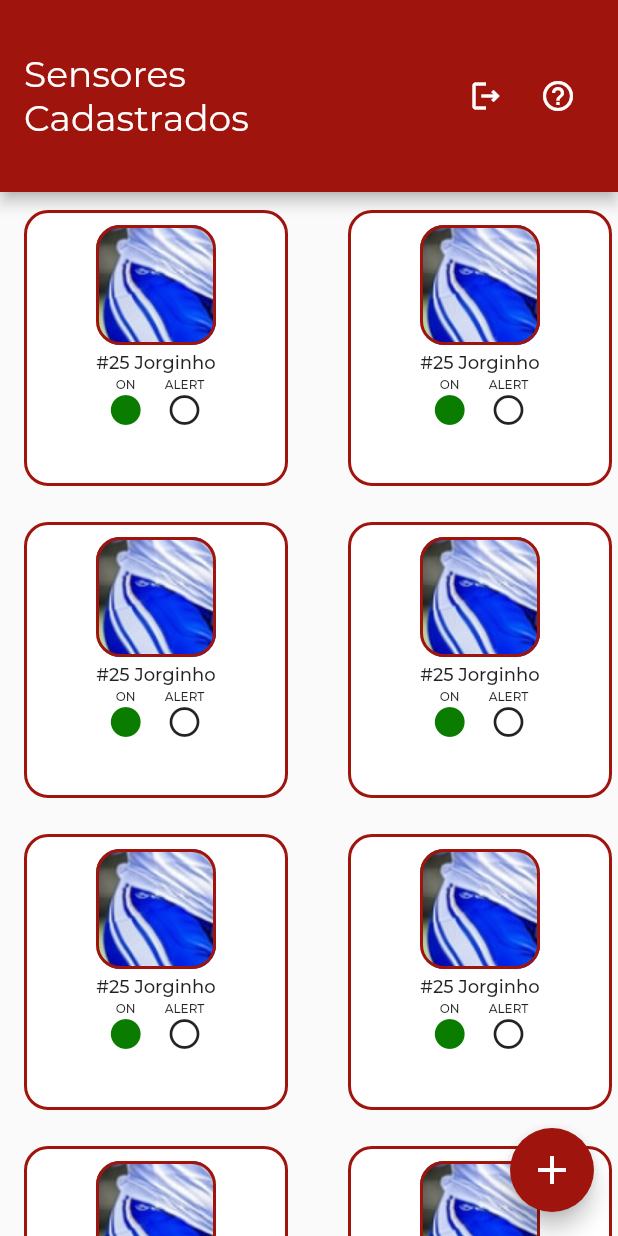
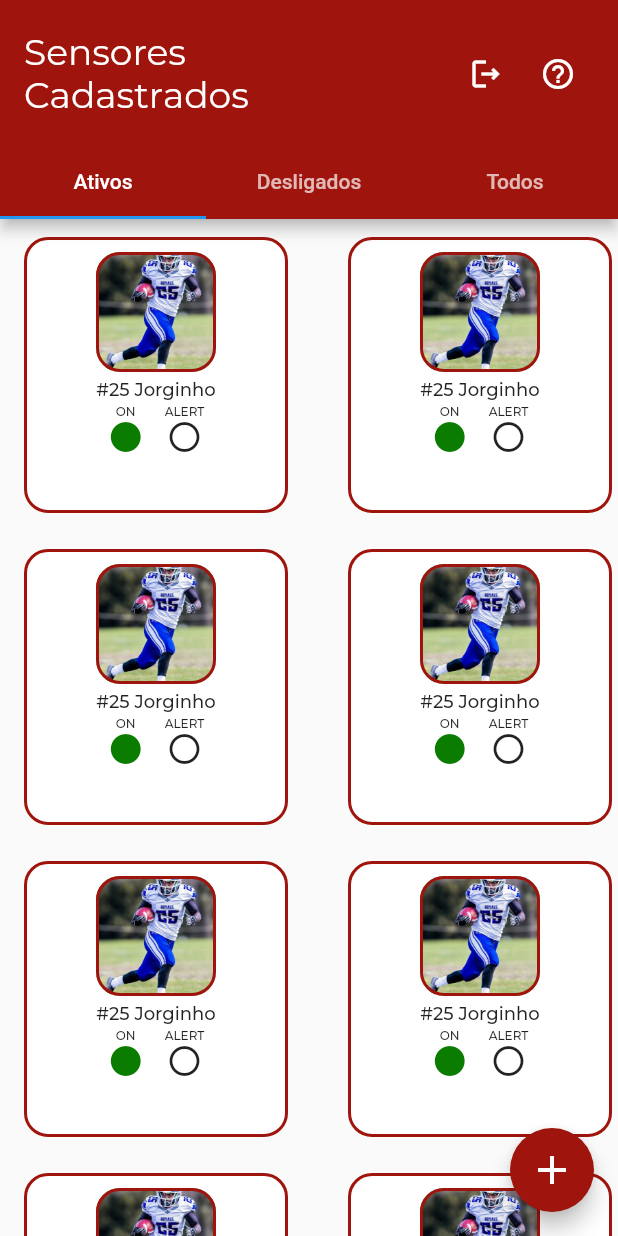
Before and after one commit to MateusFerroAntunesdeOliveira/sixth_sense, a Flutter app: the screen it shows after launch, on a phone screen of 412 x 824 dp. Run offline on Flutter 3.47's test engine with Material 2 defaults, Android fonts, the phone set to English and light mode, and no system bars; project files that could hold a hidden picture were left out.

Commit message:
Ajustes
Tela Edit Player quase pronta, falta fazer o validator
Arrumado a questão de rotas na loginPage e a homePage
Feita a Tab da HomePage, porém, falta os estilos

```diff
--- a/lib/src/pages/home/home_page.dart
+++ b/lib/src/pages/home/home_page.dart
@@ -2,9 +2,14 @@
 
 import 'package:flutter/material.dart';
 
-class HomePage extends StatelessWidget {
+class HomePage extends StatefulWidget {
   const HomePage({Key? key}) : super(key: key);
 
+  @override
+  State<HomePage> createState() => _HomePageState();
+}
+
+class _HomePageState extends State<HomePage> with TickerProviderStateMixin {
   showAlertDialog(BuildContext context) {
     Widget email = TextButton(
       child: Text(
@@ -54,6 +59,7 @@ class HomePage extends StatelessWidget {
         ),
         textAlign: TextAlign.center,
       ),
+      shape: RoundedRectangleBorder(borderRadius: BorderRadius.circular(32)),
       actions: [
         Center(
           child: Column(
@@ -74,6 +80,16 @@ class HomePage extends StatelessWidget {
     );
   }
 
+  @override
+  void initState() {
+    super.initState();
+    controller = TabController(length: 3, vsync: this);
+  }
+
+  late TabController controller;
+
+  @override
+  Widget build(BuildContext context) {
     Widget _gridView() => GridView.count(
           //TODO Arrumar GridView
           crossAxisCount: 2,
@@ -99,7 +115,7 @@ class HomePage extends StatelessWidget {
                     decoration: BoxDecoration(
                       image: DecorationImage(
                         image: AssetImage("assets/images/Player.png"),
-                      fit: BoxFit.none,
+                        fit: BoxFit.cover,
                       ),
                       border: Border.all(color: Color(0xFF9F150D), width: 2),
                       borderRadius: BorderRadius.circular(16),
@@ -151,13 +167,18 @@ class HomePage extends StatelessWidget {
           }),
         );
 
-  @override
-  Widget build(BuildContext context) {
-    return SafeArea(
-      child: Scaffold(
+    return Scaffold(
       appBar: AppBar(
         backgroundColor: const Color(0xFF9F150D),
-          toolbarHeight: 128,
+        toolbarHeight: 98,
+        bottom: TabBar(
+          controller: controller,
+          tabs: const [
+            Tab(text: "Ativos"),
+            Tab(text: "Desligados"),
+            Tab(text: "Todos"),
+          ],
+        ),
         title: const Text(
           "Sensores\nCadastrados",
           style: TextStyle(
@@ -170,7 +191,7 @@ class HomePage extends StatelessWidget {
           IconButton(
             icon: const Icon(Icons.logout_outlined),
             color: Colors.white,
-              onPressed: () => Navigator.of(context).pushNamed('/LoginPage'),
+            onPressed: () => Navigator.of(context).pushReplacementNamed('/LoginPage'),
           ),
           IconButton(
             icon: const Icon(Icons.help_outline_outlined),
@@ -189,7 +210,6 @@ class HomePage extends StatelessWidget {
           Navigator.of(context).pushNamed('/PlayerPage');
         },
       ),
-      ),
     );
   }
 }
--- a/lib/src/pages/login/login_page.dart
+++ b/lib/src/pages/login/login_page.dart
@@ -158,7 +158,7 @@ class LoginPage extends StatelessWidget {
                       ],
                     ),
                     onPressed: () {
-                      Navigator.of(context).pushNamed('/');
+                      Navigator.of(context).pushReplacementNamed('/');
                     },
                   ),
                 ),
@@ -189,7 +189,7 @@ class LoginPage extends StatelessWidget {
                       ],
                     ),
                     onPressed: () {
-                      Navigator.of(context).pushNamed('/');
+                      Navigator.of(context).pushReplacementNamed('/');
                     },
                   ),
                 ),
@@ -220,7 +220,7 @@ class LoginPage extends StatelessWidget {
                       ],
                     ),
                     onPressed: () {
-                      Navigator.of(context).pushNamed('/');
+                      Navigator.of(context).pushReplacementNamed('/');
                     },
                   ),
                 ),
--- a/lib/src/pages/player/player_page.dart
+++ b/lib/src/pages/player/player_page.dart
@@ -123,7 +123,7 @@ class PlayerPage extends StatelessWidget {
                           "CONECTAR",
                           style: TextStyle(
                             color: Color(0xFFBDBDBD),
-                            fontSize: 16,
+                            fontSize: 14,
                             fontFamily: 'Montserrat',
                           ),
                         ),
@@ -188,7 +188,7 @@ class PlayerPage extends StatelessWidget {
                       const SizedBox(height: 8),
                       _infoText(
                           title: "Contato de Emergência",
-                          description: "+55 (41) 98765-4321\n      Jorginho da Silva"),
+                          description: "+55 (41) 98765-4321\n   Jorginho da Silva"),
                       const SizedBox(height: 8),
                     ],
                   ),
```
Also changed, not shown: lib/src/pages/player/edit_page.dart (+31 -23 lines). Lines whose indentation alone changed are shown as unchanged.
